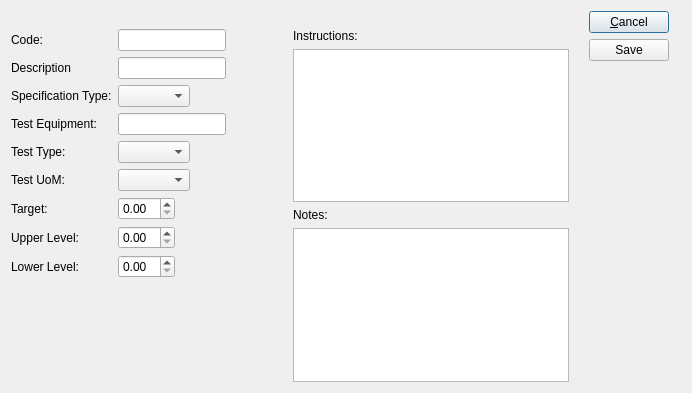
Old version of the form source/quality/foundation-database/uiforms/qspec.ui in the repository tomdatkins/xtuple.
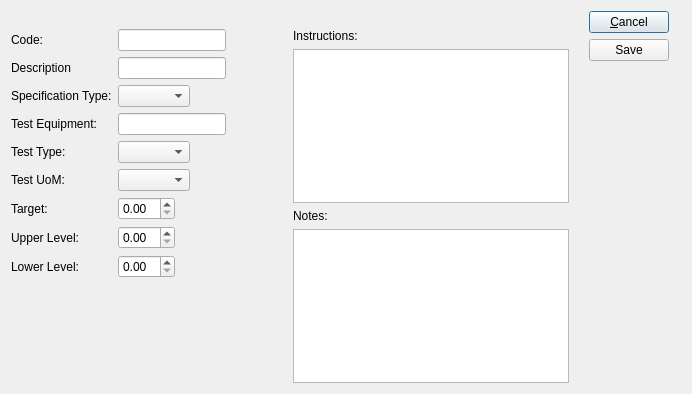
New version of the form. Custom widgets are drawn as their Qt base class.

```diff
--- a/source/quality/foundation-database/uiforms/qspec.ui
+++ b/source/quality/foundation-database/uiforms/qspec.ui
@@ -14,7 +14,7 @@
     <x>0</x>
     <y>0</y>
     <width>692</width>
-    <height>393</height>
+    <height>394</height>
    </rect>
   </property>
   <property name="windowTitle">
```
Left out of the diff: 29 changed lines with no effect on the pictures.
